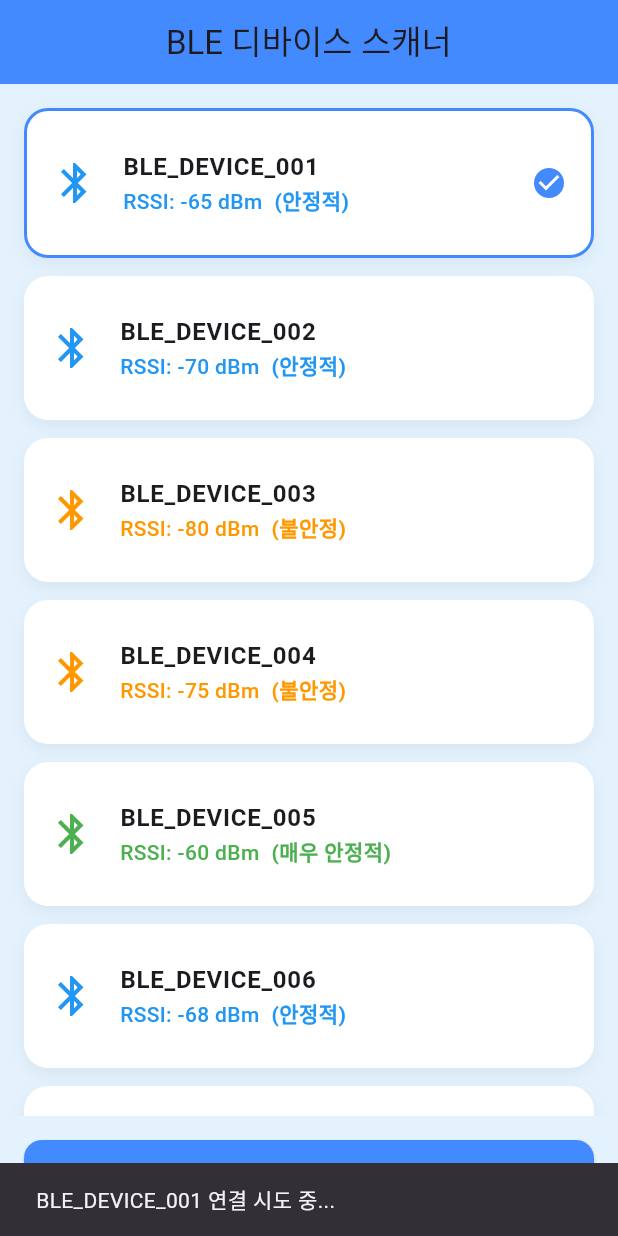
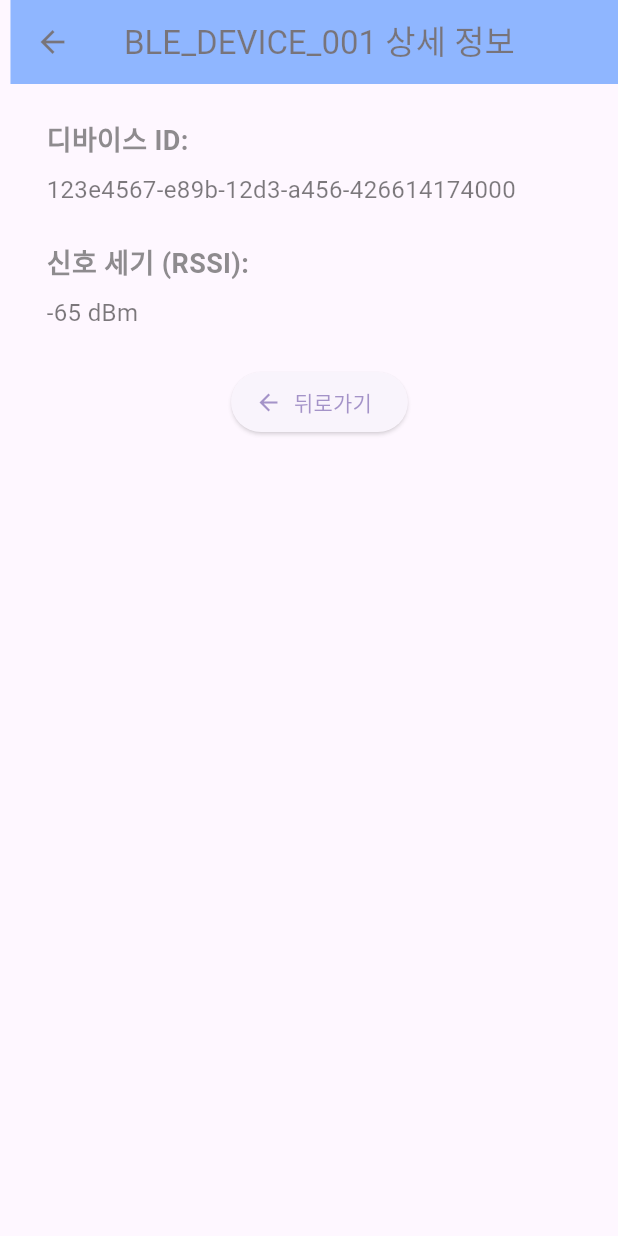
Before and after one commit to joheeyong/flutter_BLE, a Flutter app: the screen it shows after launch, after a tap on "BLE_DEVICE_001", after a tap on "연결 시도", on a phone screen of 412 x 824 dp. Run offline on Flutter 3.47's test engine with Material 3 defaults, Android fonts, the phone set to English and light mode, and no system bars; our stand-ins replace equatable.

Commit message:
BLE 연결 시뮬레이션 및 상세 화면 구현
- Mock BLE 디바이스 리스트 기반 연결 시뮬레이션 구현 (RSSI 기반 성공 확률 및 최대 3회 재시도 포함)
- BleProvider에 연결 상태 및 재시도 로직 추가
- DeviceListScreen에서 선택한 디바이스 연결 시도 후 상세 화면으로 전환 처리
- DeviceDetailScreen 구현: 디바이스 ID, RSSI 표시 및 뒤로가기 버튼 제공
- 연결 시도 중 재시도 상태 UI 표시 및 예외 처리 강화
- 테스트 코드 및 UI 애니메이션 보완
- README 업데이트: 프로젝트 진행 현황 및 기능 요약 반영

```diff
--- a/lib/providers/ble_provider.dart
+++ b/lib/providers/ble_provider.dart
@@ -3,16 +3,18 @@ import 'package:flutterble/models/ble_device.dart';
 import 'package:flutterble/repository/mock_ble_repository.dart';
 
 class BleProvider extends ChangeNotifier {
-
-  BleProvider({MockBleRepository? repository})
-      : _repository = repository ?? MockBleRepository();
-  final MockBleRepository _repository;
+  final MockBleRepository _repository = MockBleRepository();
 
   List<BleDevice> _devices = [];
   BleDevice? _selectedDevice;
 
-  List<BleDevice> get devices => List.unmodifiable(_devices);
+  bool _isRetrying = false;
+  int _retryCount = 0;
+
+  List<BleDevice> get devices => _devices;
   BleDevice? get selectedDevice => _selectedDevice;
+  bool get isRetrying => _isRetrying;
+  int get retryCount => _retryCount;
 
   // Mock 데이터를 불러와 디바이스 목록을 초기화
   void fetchDevices() {
@@ -26,9 +28,56 @@ class BleProvider extends ChangeNotifier {
     notifyListeners();
   }
 
-  /// 선택 해제
+  // 선택 해제
   void clearSelection() {
     _selectedDevice = null;
     notifyListeners();
   }
+
+  // 디바이스 연결 (최대 3회 재시도)
+  Future<void> connectWithRetry(
+      BleDevice device, {
+        void Function(int attempt)? onRetry,
+      }) async {
+    const maxRetries = 3;
+    _isRetrying = true;
+    _retryCount = 0;
+    notifyListeners();
+
+    Exception? lastError;
+
+    for (int attempt = 1; attempt <= maxRetries; attempt++) {
+      _retryCount = attempt;
+      notifyListeners();
+      onRetry?.call(attempt);
+
+      try {
+        await _repository.connect(device);
+        _isRetrying = false;
+        notifyListeners();
+        return; // 성공하면 바로 리턴
+      } catch (e) {
+        lastError = Exception(e.toString());
+        await Future.delayed(const Duration(seconds: 1)); // 재시도 대기
+      }
+    }
+
+    _isRetrying = false;
+    notifyListeners();
+    throw lastError ?? Exception('Unknown connection error');
+  }
+
+  Future<void> disconnect() async {
+    await _repository.disconnect();
+    _selectedDevice = null;
+    notifyListeners();
+  }
+
+  Future<String> readData() async {
+    return _repository.readData();
+  }
+
+  Future<void> writeData(String data) async {
+    await _repository.writeData(data);
+  }
 }
--- a/lib/repository/mock_ble_repository.dart
+++ b/lib/repository/mock_ble_repository.dart
@@ -1,7 +1,11 @@
+import 'dart:async';
+import 'dart:math';
+import 'package:flutter/material.dart';
 import 'package:flutterble/models/ble_device.dart';
 
+enum ConnectionStateMock { disconnected, connecting, connected }
+
 class MockBleRepository {
-  // 10개의 Mock BLE 디바이스 리스트
   final List<BleDevice> _devices = const [
     BleDevice(deviceId: '123e4567-e89b-12d3-a456-426614174000', name: 'BLE_DEVICE_001', rssi: -65),
     BleDevice(deviceId: '123e4567-e89b-12d3-a456-426614174001', name: 'BLE_DEVICE_002', rssi: -70),
@@ -17,4 +21,71 @@ class MockBleRepository {
 
   // 모든 BLE 디바이스 리스트 반환
   List<BleDevice> getDevices() => List.unmodifiable(_devices);
+
+  ConnectionStateMock _connectionState = ConnectionStateMock.disconnected;
+  BleDevice? _connectedDevice;
+
+  int retryCount = 0; // 현재 재시도 횟수
+  bool isRetrying = false; // 재시도 중 상태
+
+  ConnectionStateMock get connectionState => _connectionState;
+
+  BleDevice? get connectedDevice => _connectedDevice;
+
+  /// BLE 연결 시뮬레이션 (RSSI 기반 성공 확률 + 재시도 로직)
+  Future<void> connect(BleDevice device) async {
+    _connectionState = ConnectionStateMock.connecting;
+
+    await Future.delayed(const Duration(seconds: 1));
+
+    final rssi = device.rssi;
+    final successRate = calculateSuccessRate(rssi);
+
+    final randomValue = Random().nextInt(100);
+    if (randomValue < successRate) {
+      _connectedDevice = device;
+      _connectionState = ConnectionStateMock.connected;
+    } else {
+      _connectedDevice = null;
+      _connectionState = ConnectionStateMock.disconnected;
+      throw Exception('Failed to connect due to weak signal');
+    }
+  }
+
+  /// 연결 해제
+  Future<void> disconnect() async {
+    _connectionState = ConnectionStateMock.disconnected;
+    _connectedDevice = null;
+  }
+
+  /// 데이터 읽기 (연결된 상태만 가능)
+  Future<String> readData() async {
+    if (_connectionState != ConnectionStateMock.connected) {
+      throw Exception('Device not connected');
+    }
+    await Future.delayed(const Duration(milliseconds: 500));
+    return 'Mock data from ${_connectedDevice?.name}';
+  }
+
+  /// 데이터 쓰기 (연결된 상태만 가능)
+  Future<void> writeData(String data) async {
+    if (_connectionState != ConnectionStateMock.connected) {
+      throw Exception('Device not connected');
+    }
+    await Future.delayed(const Duration(milliseconds: 500));
+    debugPrint('Sent data to ${_connectedDevice?.name}: $data');
+  }
+
+  int calculateSuccessRate(int rssi) {
+    if (rssi >= -60) {
+      return 90;
+    } else if (rssi <= -90) {
+      return 5;
+    } else {
+      // -60 ~ -90 구간에 대해 선형 보간
+      // successRate = 90 - ((rssi + 60) * (85 / 30))
+      final double rate = 90 - ((-60 - rssi) * (85 / 30));
+      return rate.round();
+    }
+  }
 }
--- /dev/null
+++ b/lib/views/device_detail_screen.dart
@@ -0,0 +1,59 @@
+import 'package:flutter/material.dart';
+import 'package:flutterble/models/ble_device.dart';
+
+class DeviceDetailScreen extends StatelessWidget {
+
+  const DeviceDetailScreen({super.key, required this.device});
+  final BleDevice device;
+
+  @override
+  Widget build(BuildContext context) {
+    return Scaffold(
+      appBar: AppBar(
+        title: Text('${device.name} 상세 정보'),
+        backgroundColor: Colors.blueAccent,
+        centerTitle: true,
+      ),
+      body: Padding(
+        padding: const EdgeInsets.all(24),
+        child: Column(
+          crossAxisAlignment: CrossAxisAlignment.start,
+          children: [
+            Text(
+              '디바이스 ID:',
+              style: TextStyle(
+                  fontWeight: FontWeight.bold,
+                  fontSize: 18,
+                  color: Colors.grey.shade800),
+            ),
+            const SizedBox(height: 8),
+            Text(device.deviceId,
+                style: const TextStyle(fontSize: 16, color: Colors.black87)),
+            const SizedBox(height: 24),
+            Text(
+              '신호 세기 (RSSI):',
+              style: TextStyle(
+                  fontWeight: FontWeight.bold,
+                  fontSize: 18,
+                  color: Colors.grey.shade800),
+            ),
+            const SizedBox(height: 8),
+            Text('${device.rssi} dBm',
+                style: const TextStyle(fontSize: 16, color: Colors.black87)),
+            const SizedBox(height: 24),
+            // 기타 상세 정보나 통신 관련 UI 추가 가능
+            Center(
+              child: ElevatedButton.icon(
+                onPressed: () {
+                  Navigator.pop(context);
+                },
+                icon: const Icon(Icons.arrow_back),
+                label: const Text('뒤로가기'),
+              ),
+            ),
+          ],
+        ),
+      ),
+    );
+  }
+}
--- a/lib/views/device_list_screen.dart
+++ b/lib/views/device_list_screen.dart
@@ -1,6 +1,7 @@
 import 'package:flutter/material.dart';
 import 'package:flutterble/models/ble_device.dart';
 import 'package:flutterble/providers/ble_provider.dart';
+import 'package:flutterble/views/device_detail_screen.dart';
 import 'package:provider/provider.dart';
 
 class DeviceListScreen extends StatefulWidget {
@@ -32,12 +33,14 @@ class _DeviceListScreenState extends State<DeviceListScreen>
 
     WidgetsBinding.instance.addPostFrameCallback((_) async {
       final bleProvider = Provider.of<BleProvider>(context, listen: false);
-      await Future.delayed(const Duration(milliseconds: 800)); // 로딩 시뮬레이션
+      await Future.delayed(const Duration(milliseconds: 800));
       bleProvider.fetchDevices();
+      if (mounted) {
         setState(() {
           _isLoading = false;
         });
-      _controller.forward(); // 리스트 페이드 인
+        _controller.forward();
+      }
     });
   }
 
@@ -48,10 +51,10 @@ class _DeviceListScreenState extends State<DeviceListScreen>
   }
 
   Color _rssiColor(int rssi) {
-    if (rssi >= -60) return Colors.green; // 매우 안정적
-    if (rssi >= -70) return Colors.blue; // 안정적
-    if (rssi >= -80) return Colors.orange; // 불안정
-    return Colors.red; // 매우 불안정
+    if (rssi >= -60) return Colors.green;
+    if (rssi >= -70) return Colors.blue;
+    if (rssi >= -80) return Colors.orange;
+    return Colors.red;
   }
 
   String _rssiStatus(int rssi) {
@@ -59,6 +62,41 @@ class _DeviceListScreenState extends State<DeviceListScreen>
     if (rssi >= -70) return '안정적';
     if (rssi >= -80) return '불안정';
     return '매우 불안정';
+  }
+
+  Future<void> _attemptConnection(BleProvider bleProvider) async {
+    final device = bleProvider.selectedDevice;
+    if (device == null) return;
+
+    try {
+      await bleProvider.connectWithRetry(
+        device,
+        onRetry: (attempt) {
+          if (mounted) {
+            setState(() {}); // retryCount 업데이트 표시
+          }
+        },
+      );
+
+      if (!mounted) return;
+
+      // mounted 체크 후 context 안전하게 사용
+      Navigator.of(context).push(
+        MaterialPageRoute(
+          builder: (_) => DeviceDetailScreen(device: device),
+        ),
+      );
+    } catch (e) {
+      if (!mounted) return;
+
+      ScaffoldMessenger.of(context).showSnackBar(
+        SnackBar(content: Text('연결 실패: ${device.name}')),
+      );
+    } finally {
+      if (mounted) {
+        setState(() {}); // isRetrying 상태 갱신
+      }
+    }
   }
 
   @override
@@ -101,8 +139,7 @@ class _DeviceListScreenState extends State<DeviceListScreen>
                         ),
                       ],
                       border: isSelected
-                          ? Border.all(
-                          color: Colors.blueAccent, width: 2)
+                          ? Border.all(color: Colors.blueAccent, width: 2)
                           : null,
                     ),
                     child: ListTile(
@@ -153,15 +190,12 @@ class _DeviceListScreenState extends State<DeviceListScreen>
             ),
             Padding(
               padding: const EdgeInsets.all(16),
-              child: ElevatedButton.icon(
-                onPressed: bleProvider.selectedDevice != null
-                    ? () {
-                  ScaffoldMessenger.of(context)
-                      .showSnackBar(SnackBar(
-                    content: Text(
-                        '${bleProvider.selectedDevice!.name} 연결 시도 중...'),
-                  ));
-                }
+              child: Column(
+                children: [
+                  ElevatedButton.icon(
+                    onPressed: bleProvider.selectedDevice != null &&
+                        !bleProvider.isRetrying
+                        ? () => _attemptConnection(bleProvider)
                         : null,
                     style: ElevatedButton.styleFrom(
                       backgroundColor: Colors.blueAccent,
@@ -177,6 +211,16 @@ class _DeviceListScreenState extends State<DeviceListScreen>
                           fontSize: 16, fontWeight: FontWeight.bold),
                     ),
                   ),
+                  if (bleProvider.isRetrying && bleProvider.retryCount > 1)
+                    Padding(
+                      padding: const EdgeInsets.only(top: 8),
+                      child: Text(
+                        '연결 재시도 중... (${bleProvider.retryCount}/3)',
+                        style: const TextStyle(color: Colors.redAccent),
+                      ),
+                    ),
+                ],
+              ),
             ),
           ],
         ),
```
Also changed, not shown: 1 other file. Lines whose indentation alone changed are shown as unchanged.
